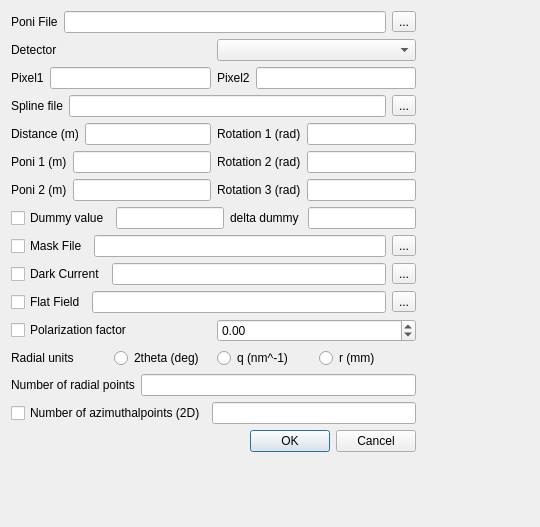
First picture: the form in gui/integration.ui, repository silx-kit/pyFAI, before the edit.
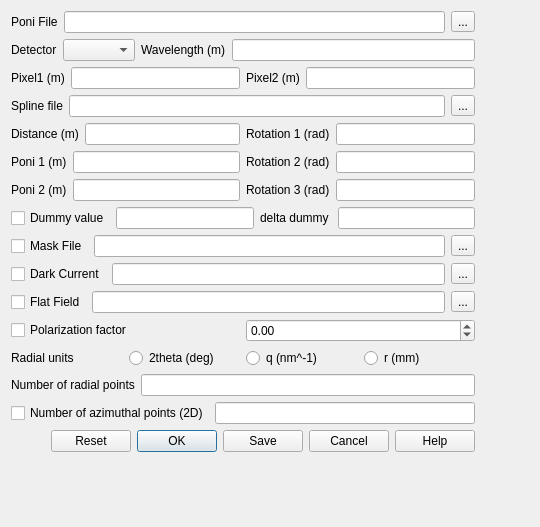
Second picture: the form after the edit.

What changed in the file:
```diff
--- a/gui/integration.ui
+++ b/gui/integration.ui
@@ -54,6 +54,16 @@
            <item>
             <widget class="QComboBox" name="detector"/>
            </item>
+           <item>
+            <widget class="QLabel" name="label_11">
+             <property name="text">
+              <string>Wavelength (m)</string>
+             </property>
+            </widget>
+           </item>
+           <item>
+            <widget class="QLineEdit" name="wavelength"/>
+           </item>
           </layout>
          </item>
          <item>
@@ -61,7 +71,7 @@
            <item>
             <widget class="QLabel" name="label_2">
              <property name="text">
-              <string>Pixel1</string>
+              <string>Pixel1 (m)</string>
              </property>
             </widget>
            </item>
@@ -71,7 +81,7 @@
            <item>
             <widget class="QLabel" name="label_4">
              <property name="text">
-              <string>Pixel2</string>
+              <string>Pixel2 (m)</string>
              </property>
             </widget>
            </item>
@@ -376,7 +386,7 @@
            <item>
             <widget class="QCheckBox" name="check_2D">
              <property name="text">
-              <string>Number of azimuthalpoints (2D)</string>
+              <string>Number of azimuthal points (2D)</string>
              </property>
             </widget>
            </item>
@@ -407,7 +417,7 @@
        <item>
         <widget class="QDialogButtonBox" name="buttonBox">
          <property name="standardButtons">
-          <set>QDialogButtonBox::Cancel|QDialogButtonBox::Ok</set>
+          <set>QDialogButtonBox::Cancel|QDialogButtonBox::Help|QDialogButtonBox::Ok|QDialogButtonBox::Reset|QDialogButtonBox::Save</set>
          </property>
         </widget>
        </item>
```
Left out of the diff: 34 changed lines with no effect on the pictures.
